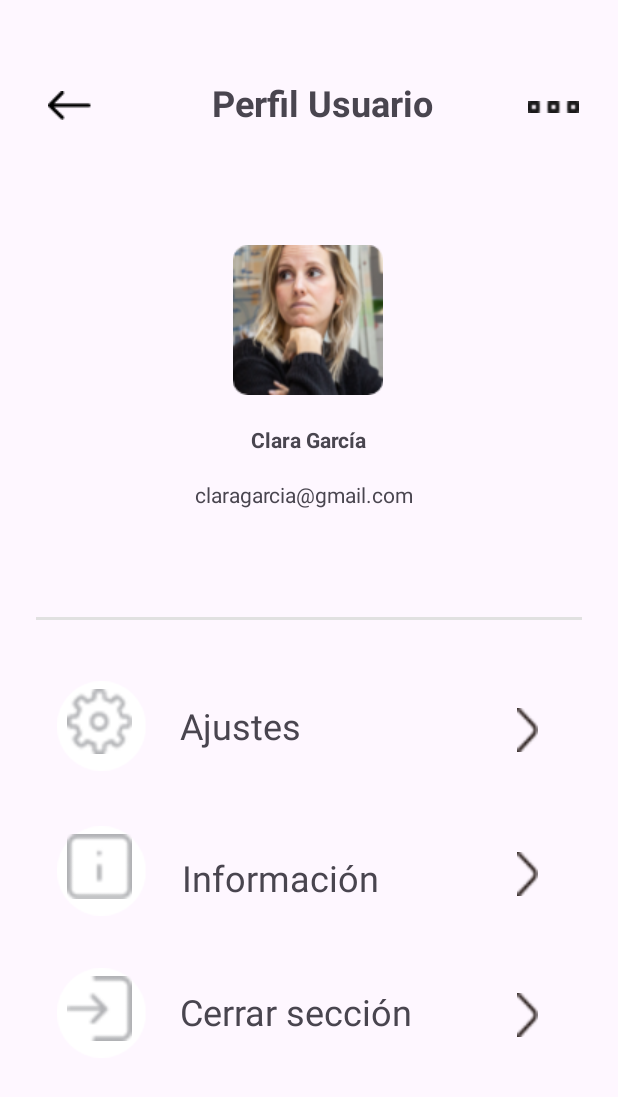
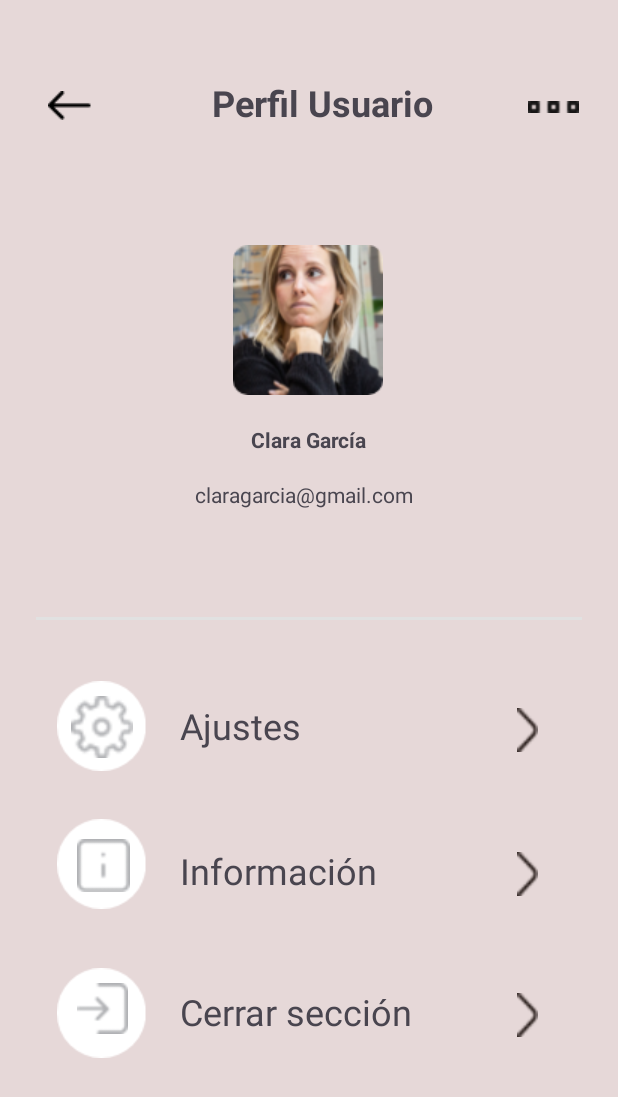
Before and after one commit to DavidAlmonacid/OirApp, an Android app: the MainActivity5 screen opened directly, with no data from a screen before it, on a phone screen of 412 x 824 dp. Shown: the top 1097 px of the screen. Run offline under Robolectric (Android 15) with nearby library versions, the phone set to English and light mode, and no system bars.

Commit message:
Cambio de fondo pantalla perfil de usuario

```diff
--- a/app/src/main/res/layout/activity_main5.xml
+++ b/app/src/main/res/layout/activity_main5.xml
@@ -5,12 +5,13 @@
     android:id="@+id/main"
     android:layout_width="match_parent"
     android:layout_height="match_parent"
+    android:background="#E6D8D8"
     tools:context=".MainActivity5">
 
     <TextView
         android:id="@+id/textView6"
         android:layout_width="353dp"
-        android:layout_height="68dp"
+        android:layout_height="70dp"
         app:layout_constraintBottom_toBottomOf="parent"
         app:layout_constraintEnd_toEndOf="parent"
         app:layout_constraintStart_toStartOf="parent"
@@ -58,14 +59,14 @@
 
     <ImageView
         android:id="@+id/imageView4"
-        android:layout_width="43dp"
-        android:layout_height="46dp"
+        android:layout_width="34dp"
+        android:layout_height="38dp"
         app:layout_constraintBottom_toBottomOf="parent"
         app:layout_constraintEnd_toEndOf="parent"
-        app:layout_constraintHorizontal_bias="0.122"
+        app:layout_constraintHorizontal_bias="0.135"
         app:layout_constraintStart_toStartOf="parent"
         app:layout_constraintTop_toTopOf="parent"
-        app:layout_constraintVertical_bias="0.835"
+        app:layout_constraintVertical_bias="0.831"
         app:srcCompat="@drawable/cerraricono" />
 
     <TextView
@@ -74,9 +75,10 @@
         android:layout_height="70dp"
         app:layout_constraintBottom_toBottomOf="parent"
         app:layout_constraintEnd_toEndOf="parent"
+        app:layout_constraintHorizontal_bias="0.413"
         app:layout_constraintStart_toStartOf="parent"
         app:layout_constraintTop_toTopOf="parent"
-        app:layout_constraintVertical_bias="0.725" />
+        app:layout_constraintVertical_bias="0.726" />
 
     <TextView
         android:id="@+id/textView10"
@@ -88,10 +90,10 @@
         android:textSize="24sp"
         app:layout_constraintBottom_toBottomOf="parent"
         app:layout_constraintEnd_toEndOf="parent"
-        app:layout_constraintHorizontal_bias="0.448"
+        app:layout_constraintHorizontal_bias="0.444"
         app:layout_constraintStart_toStartOf="parent"
         app:layout_constraintTop_toTopOf="parent"
-        app:layout_constraintVertical_bias="0.719" />
+        app:layout_constraintVertical_bias="0.713" />
 
     <ImageView
         android:id="@+id/imageView6"
@@ -114,19 +116,19 @@
         app:layout_constraintHorizontal_bias="0.108"
         app:layout_constraintStart_toStartOf="parent"
         app:layout_constraintTop_toTopOf="parent"
-        app:layout_constraintVertical_bias="0.721"
+        app:layout_constraintVertical_bias="0.715"
         app:srcCompat="@drawable/ajustes" />
 
     <ImageView
         android:id="@+id/imageView4"
-        android:layout_width="43dp"
-        android:layout_height="46dp"
+        android:layout_width="35dp"
+        android:layout_height="39dp"
         app:layout_constraintBottom_toBottomOf="parent"
         app:layout_constraintEnd_toEndOf="parent"
-        app:layout_constraintHorizontal_bias="0.122"
+        app:layout_constraintHorizontal_bias="0.136"
         app:layout_constraintStart_toStartOf="parent"
         app:layout_constraintTop_toTopOf="parent"
-        app:layout_constraintVertical_bias="0.713"
+        app:layout_constraintVertical_bias="0.71"
         app:srcCompat="@drawable/informacionicono" />
 
     <View
@@ -256,14 +258,14 @@
 
     <ImageView
         android:id="@+id/imageView4"
-        android:layout_width="43dp"
-        android:layout_height="46dp"
+        android:layout_width="41dp"
+        android:layout_height="44dp"
         app:layout_constraintBottom_toBottomOf="parent"
         app:layout_constraintEnd_toEndOf="parent"
-        app:layout_constraintHorizontal_bias="0.122"
+        app:layout_constraintHorizontal_bias="0.127"
         app:layout_constraintStart_toStartOf="parent"
         app:layout_constraintTop_toTopOf="parent"
-        app:layout_constraintVertical_bias="0.589"
+        app:layout_constraintVertical_bias="0.593"
         app:srcCompat="@drawable/ajustesicono" />
 
     <TextView
```
